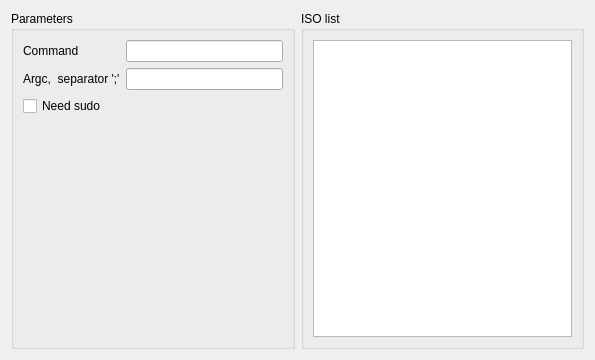
Qt form isoworker/ui/paramspage.ui (AlexanderR9/repo_qt5) before a commit.
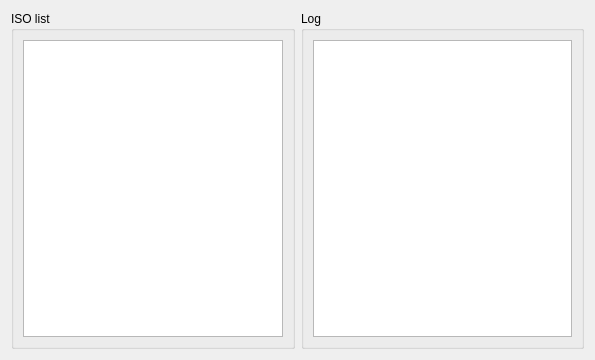
The same form after that commit.

Patch:
```diff
--- a/isoworker/ui/paramspage.ui
+++ b/isoworker/ui/paramspage.ui
@@ -15,68 +15,7 @@
   </property>
   <layout class="QHBoxLayout" name="horizontalLayout_2">
    <item>
-    <widget class="QGroupBox" name="groupBox">
-     <property name="minimumSize">
-      <size>
-       <width>0</width>
-       <height>0</height>
-      </size>
-     </property>
-     <property name="maximumSize">
-      <size>
-       <width>16777215</width>
-       <height>16777215</height>
-      </size>
-     </property>
-     <property name="title">
-      <string>Parameters</string>
-     </property>
-     <layout class="QGridLayout" name="gridLayout">
-      <item row="0" column="1">
-       <widget class="QLineEdit" name="cmdLineEdit"/>
-      </item>
-      <item row="0" column="0">
-       <widget class="QLabel" name="label">
-        <property name="text">
-         <string>Command</string>
-        </property>
-       </widget>
-      </item>
-      <item row="1" column="1">
-       <widget class="QLineEdit" name="argsLineEdit"/>
-      </item>
-      <item row="1" column="0">
-       <widget class="QLabel" name="label_2">
-        <property name="text">
-         <string>Argc,  separator ';'</string>
-        </property>
-       </widget>
-      </item>
-      <item row="3" column="0" colspan="2">
-       <widget class="QCheckBox" name="isSudoCheckBox">
-        <property name="text">
-         <string>Need sudo</string>
-        </property>
-       </widget>
-      </item>
-      <item row="4" column="0">
-       <spacer name="verticalSpacer">
-        <property name="orientation">
-         <enum>Qt::Vertical</enum>
-        </property>
-        <property name="sizeHint" stdset="0">
-         <size>
-          <width>20</width>
-          <height>40</height>
-         </size>
-        </property>
-       </spacer>
-      </item>
-     </layout>
-    </widget>
-   </item>
-   <item>
-    <widget class="QGroupBox" name="groupBox_2">
+    <widget class="QGroupBox" name="isoBox">
      <property name="sizePolicy">
       <sizepolicy hsizetype="Expanding" vsizetype="Preferred">
        <horstretch>0</horstretch>
@@ -103,6 +42,30 @@
      </layout>
     </widget>
    </item>
+   <item>
+    <widget class="QGroupBox" name="logBox">
+     <property name="minimumSize">
+      <size>
+       <width>0</width>
+       <height>0</height>
+      </size>
+     </property>
+     <property name="maximumSize">
+      <size>
+       <width>16777215</width>
+       <height>16777215</height>
+      </size>
+     </property>
+     <property name="title">
+      <string>Log</string>
+     </property>
+     <layout class="QGridLayout" name="gridLayout">
+      <item row="0" column="0">
+       <widget class="QTableWidget" name="logTable"/>
+      </item>
+     </layout>
+    </widget>
+   </item>
   </layout>
  </widget>
  <resources/>
```
